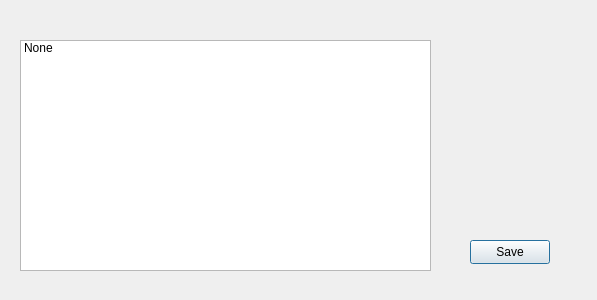
This is WranaSection/cellcourseselection.ui in SEGA-ABBASYA/Data_Structures as Qt 5 draws it before an edit. The edited form follows.
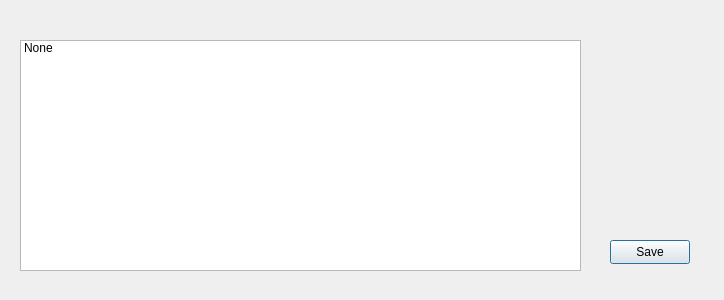
This is the edited form.

```diff
--- a/WranaSection/cellcourseselection.ui
+++ b/WranaSection/cellcourseselection.ui
@@ -6,7 +6,7 @@
    <rect>
     <x>0</x>
     <y>0</y>
-    <width>597</width>
+    <width>724</width>
     <height>300</height>
    </rect>
   </property>
@@ -18,7 +18,7 @@
     <rect>
      <x>20</x>
      <y>40</y>
-     <width>411</width>
+     <width>561</width>
      <height>231</height>
     </rect>
    </property>
@@ -34,7 +34,7 @@
   <widget class="QPushButton" name="Exit">
    <property name="geometry">
     <rect>
-     <x>470</x>
+     <x>610</x>
      <y>240</y>
      <width>80</width>
      <height>24</height>
```
